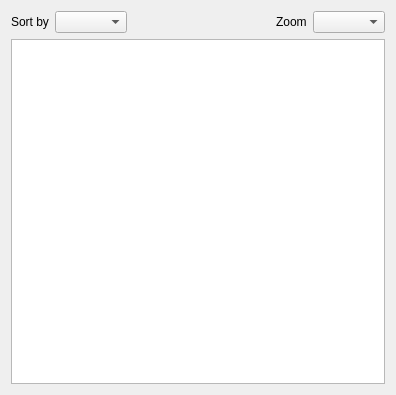
Qt form src/GUI/Library/GUI_CoverView.ui (Inferno214221/sayonara-player) before a commit.
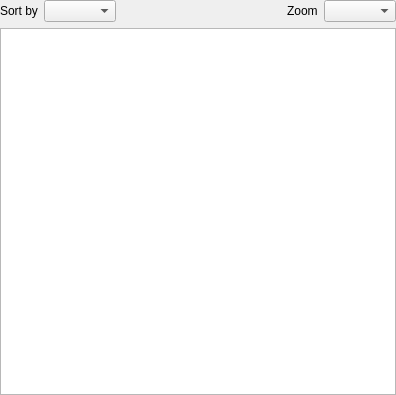
The same form after that commit. Custom widgets are drawn as their Qt base class.

Diff of the .ui file:
```diff
--- a/src/GUI/Library/GUI_CoverView.ui
+++ b/src/GUI/Library/GUI_CoverView.ui
@@ -11,6 +11,18 @@
    </rect>
   </property>
   <layout class="QGridLayout" name="gridLayout">
+   <property name="leftMargin">
+	<number>0</number>
+   </property>
+   <property name="topMargin">
+	<number>0</number>
+   </property>
+   <property name="rightMargin">
+	<number>0</number>
+   </property>
+   <property name="bottomMargin">
+	<number>0</number>
+   </property>
    <item row="0" column="0">
     <widget class="QWidget" name="topbar" native="true">
      <layout class="QHBoxLayout" name="horizontalLayout">
```
Left out of the diff: 4 changed lines with no effect on the pictures. Lines whose indentation alone changed are shown as unchanged.
